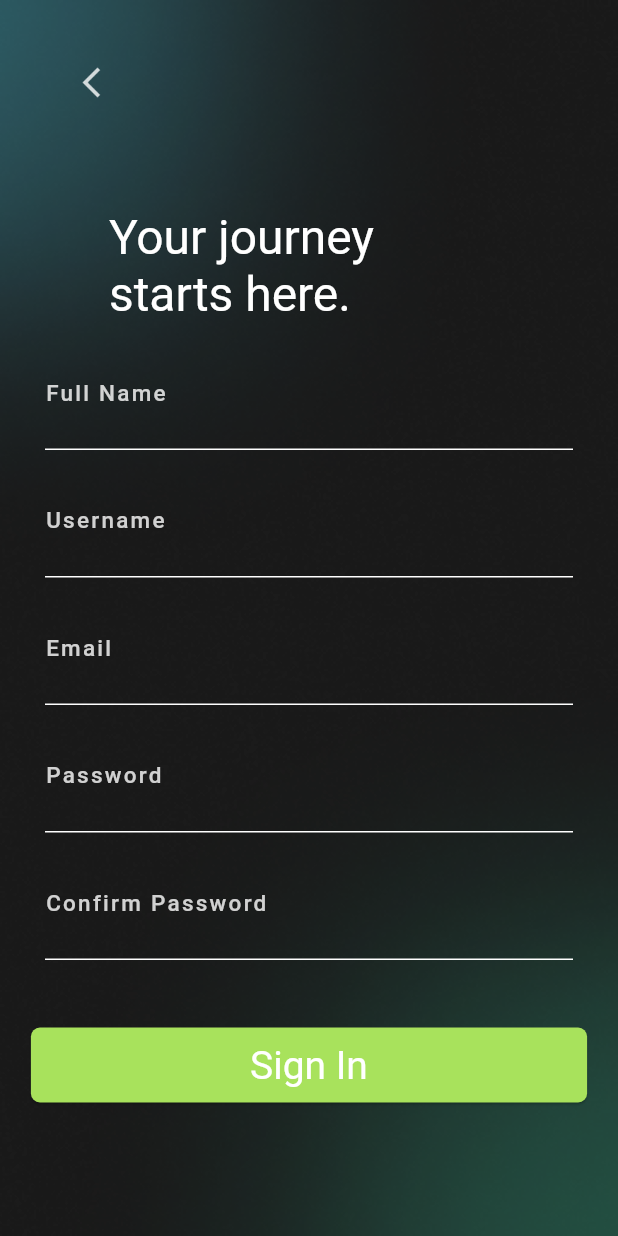
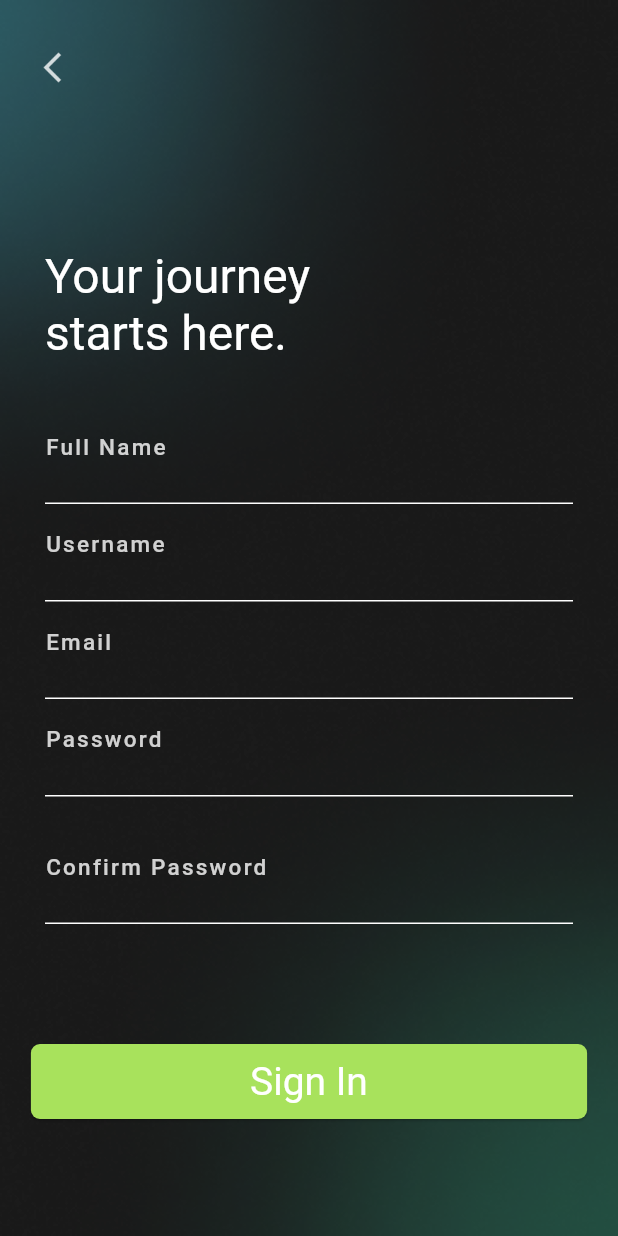
Before and after one commit to KustyBoo/EKIN, a Flutter app: the SignUpPage screen opened by its route, on a phone screen of 412 x 824 dp. Run offline on Flutter 3.47's test engine with Material 2 defaults, Android fonts, the phone set to English and light mode, and no system bars; our stand-ins replace introduction_screen; Roboto replaces fonts that are missing (Oddval, dity).

Commit message:
responsive sign up

```diff
--- a/lib/main.dart
+++ b/lib/main.dart
@@ -41,7 +41,7 @@ class MyApp extends StatelessWidget {
           "/SignUpPage": (context) => SignUpPage(),
           "/HomePage":(context) => HomePage(),
         },
-        initialRoute: "/SignInPage", // inisialisasi rute
+        initialRoute: "/SignUpPage", // inisialisasi rute
       ),
     );
   }
--- a/lib/screens/signInPage.dart
+++ b/lib/screens/signInPage.dart
@@ -40,7 +40,6 @@ class _SignInPageState extends State<SignInPage> {
                 Expanded(
                   flex: 2,
                   child: Container(
-                    //margin: EdgeInsets.only(left: 160),
                     child: Text(
                       "Login",
                       style: Theme.of(context).textTheme.headlineLarge,
--- a/lib/screens/signuUpPage.dart
+++ b/lib/screens/signuUpPage.dart
@@ -40,33 +40,43 @@ class _SignInPageState extends State<SignUpPage> {
       ),
       child: Scaffold(
         body: Container(
-          child: Column(
+          child: ListView(
             children: [
-              Container(
-              margin: EdgeInsets.only(top: 31, right: 290),
-              child: TextButton(
+              Stack(
+              children:[
+                TextButton(
                 onPressed: (){},
                  child:
                  Container(
-                   width: 24,
+                  margin: EdgeInsets.only(top: 25, left: 15),
+                   width: MediaQuery.of(context).size.width,
                    height: 24,
-                   child: Image.asset("assets/buttonBack.png")
+                   child: Image.asset("assets/buttonBack.png"),
+                   alignment: Alignment.topLeft,
                    )
+
+                 ),
+              ]
+            ),
+              Expanded(
+                flex: 10,
+                child: Container(
+                  alignment: Alignment.topLeft,
+                  margin: EdgeInsets.only(top: 100, left: 30),
+                  child: Text("Your journey\nstarts here.",
+                      style: Theme.of(context).textTheme.headlineMedium
                       ),
                   ),
-              Container(
-                margin: EdgeInsets.only(top: 60, right: 90),
-                alignment: Alignment.center,
-                child: Text("Your journey\nstarts here.",
-                    style: Theme.of(context).textTheme.headlineMedium),
                 ),
-               Container(
-                padding: EdgeInsets.only(left: 30, right: 30, top : 30),
+               Expanded(
+                 flex: 20,
+                 child: Container(
+                  padding: EdgeInsets.only(left: 30, right: 30, top : 40),
                   child: TextField(
                     style: Theme.of(context).textTheme.bodySmall,
                     decoration: InputDecoration(
                       labelText:
-                        "Full Name", // Label akan hilang saat pengguna mengetik
+                          "Full Name",
                       labelStyle: Theme.of(context).textTheme.bodyLarge,
                       enabledBorder: UnderlineInputBorder(
                         borderSide: BorderSide(
@@ -78,8 +88,11 @@ class _SignInPageState extends State<SignUpPage> {
                     ),
                   ),
                  ),
-              Container(
-                padding: EdgeInsets.only(left: 30, right: 30, top : 30),
+               ),
+              Expanded(
+                flex: 20,
+                child: Container(
+                  padding: EdgeInsets.only(left: 30, right: 30, top : 10),
                   child: TextField(
                     style: Theme.of(context).textTheme.bodySmall,
                     decoration: InputDecoration(
@@ -96,8 +109,11 @@ class _SignInPageState extends State<SignUpPage> {
                     ),
                   ),
                 ),
-              Container(
-                padding: EdgeInsets.only(left: 30, right: 30, top : 30),
+              ),
+              Expanded(
+                flex: 20,
+                child: Container(
+                  padding: EdgeInsets.only(left: 30, right: 30, top : 10),
                   child: TextField(
                     style: Theme.of(context).textTheme.bodySmall,
                     decoration: InputDecoration(
@@ -114,8 +130,11 @@ class _SignInPageState extends State<SignUpPage> {
                     ),
                   ),
                 ),
-              Container(
-                padding: EdgeInsets.only(left: 30, right: 30, top : 30),
+              ),
+              Expanded(
+                flex: 20,
+                child: Container(
+                  padding: EdgeInsets.only(left: 30, right: 30, top : 10),
                   child: TextField(
                     style: Theme.of(context).textTheme.bodySmall,
                     decoration: InputDecoration(
@@ -132,7 +151,10 @@ class _SignInPageState extends State<SignUpPage> {
                     ),
                   ),
                 ),
-              Container(
+              ),
+              Expanded(
+                flex: 20,
+                child: Container(
                   padding: EdgeInsets.only(left: 30, right: 30, top : 30),
                   child: TextField(
                     style: Theme.of(context).textTheme.bodySmall,
@@ -150,8 +172,12 @@ class _SignInPageState extends State<SignUpPage> {
                     ),
                   ),
                 ),
-              SizedBox(height: 45,),
-              Container(
+              ),
+              Expanded(
+                flex: 10,
+                child: Container(
+                  margin: EdgeInsets.only(top: 80),
+                  width: MediaQuery.of(context).size.width,
                    child: ElevatedButton(
                       onPressed: () {
                       },
@@ -159,6 +185,8 @@ class _SignInPageState extends State<SignUpPage> {
                         minimumSize: Size(MediaQuery.of(context).size.width * 0.9, 50,),
                       ),
                       child: Text("Sign In"),
+                    ),
+                    alignment: Alignment.bottomCenter,
                 ),
               )
             ],
```
Lines whose indentation alone changed are shown as unchanged.
